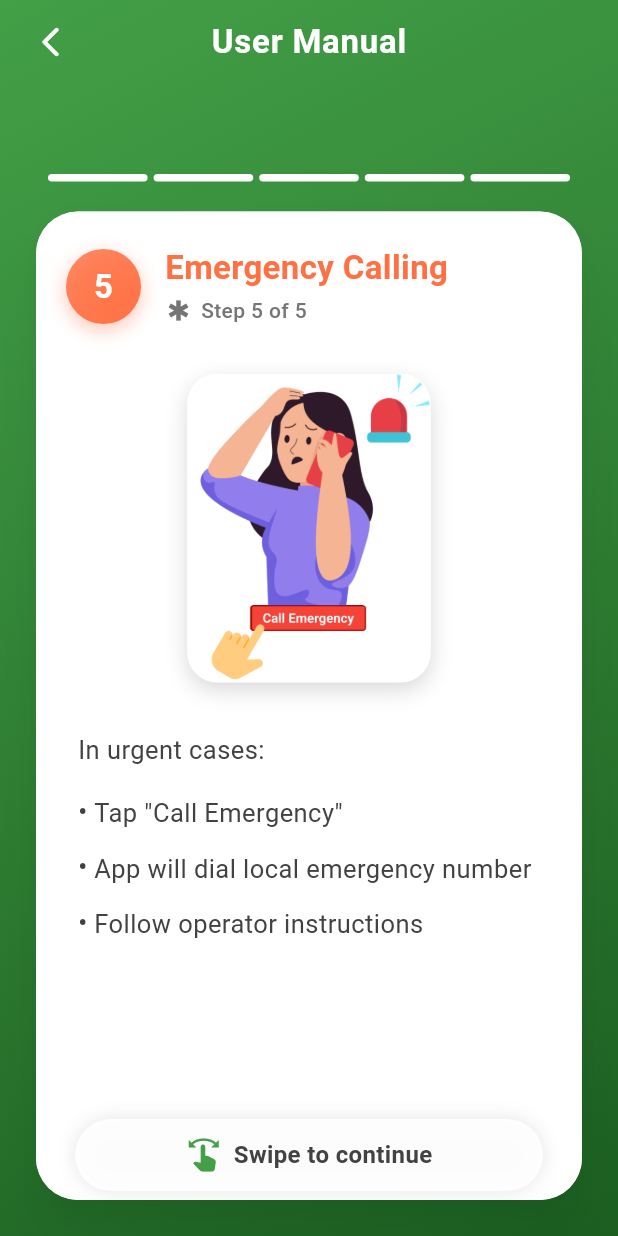
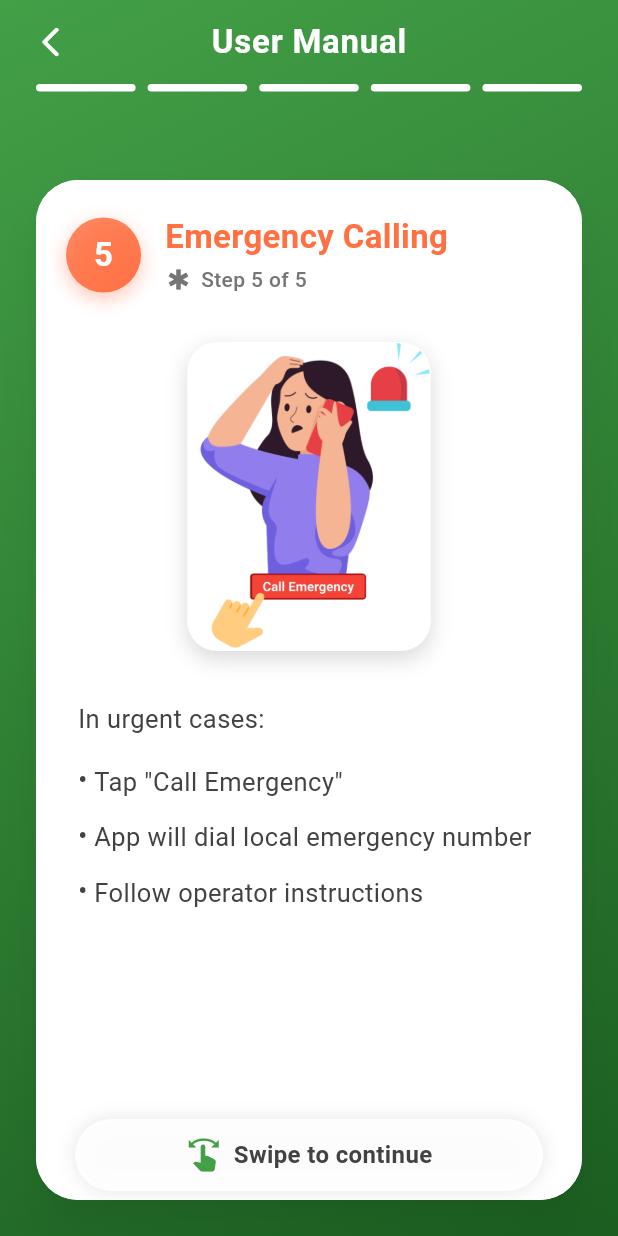
Before and after one commit to gebgeb24/PlantSafe, a Flutter app: the UserManualScreen screen opened directly, swiped to page 5, on a phone screen of 412 x 824 dp. Run offline on Flutter 3.47's test engine with Material 3 defaults, Android fonts, the phone set to English and light mode, and no system bars; our stand-ins replace carousel_slider, connectivity_plus, flutter_map, flutter_tts, google_fonts, image_cropper and 4 more; missing offline and left inert: tflite_flutter.

```diff
--- a/lib/library.dart
+++ b/lib/library.dart
@@ -489,8 +489,8 @@ class _LibraryScreenState extends State<LibraryScreen> with SingleTickerProvider
                                 scrollDirection: Axis.horizontal,
                                 children: [
                                   _buildCategoryChip('All Plants'),
+                                  _buildCategoryChip('Major Toxicity'),
                                   _buildCategoryChip('Minor Toxicity'),
-                                  _buildCategoryChip('Major Toxicity'),
                                   _buildCategoryChip('Oxalates'),
                                   _buildCategoryChip('Dermatitis'),
                                 ],
--- a/lib/user_manual.dart
+++ b/lib/user_manual.dart
@@ -43,7 +43,7 @@ class _UserManualScreenState extends State<UserManualScreen> {
     {
       'title': 'First Aid Guidance',
       'description': 'The "First Aid" section provides:\n• Specific treatment steps\n• Emergency actions\n• Call emergency option',
-      'image': 'assets/gif/step4.gif',
+      'image': 'assets/images/fa.png',
       'icon': Icons.medical_services,
       'hasBullets': true,
       'color': const Color(0xFFEF5350),
@@ -66,7 +66,7 @@ class _UserManualScreenState extends State<UserManualScreen> {
       DeviceOrientation.portraitDown,
     ]);
 
-    _indicatorTimer = Timer(const Duration(seconds: 8), () {
+    _indicatorTimer = Timer(const Duration(seconds: 15), () {
       if (mounted) {
         setState(() => _showSwipeIndicator = false);
       }
@@ -218,29 +218,7 @@ class _UserManualScreenState extends State<UserManualScreen> {
                       padding: const EdgeInsets.fromLTRB(20, 60, 20, 20),
                       child: Column(
                         children: [
-                          // Step indicator
-                          Container(
-                            margin: const EdgeInsets.only(bottom: 16),
-                            height: 5,
-                            child: ListView.builder(
-                              shrinkWrap: true,
-                              scrollDirection: Axis.horizontal,
-                              itemCount: _steps.length,
-                              physics: const NeverScrollableScrollPhysics(),
-                              itemBuilder: (context, i) {
-                                return Container(
-                                  width: (size.width - 80) / _steps.length,
-                                  margin: const EdgeInsets.symmetric(horizontal: 2),
-                                  decoration: BoxDecoration(
-                                    color: i <= _currentPage
-                                        ? Colors.white
-                                        : Colors.white.withOpacity(0.3),
-                                    borderRadius: BorderRadius.circular(10),
-                                  ),
-                                );
-                              },
-                            ),
-                          ),
+
 
                           // Main Card
                           Expanded(
@@ -336,6 +314,7 @@ class _UserManualScreenState extends State<UserManualScreen> {
                                       ),
                                     ),
 
+
                                     // Content
                                     Expanded(
                                       child: SingleChildScrollView(
@@ -396,8 +375,34 @@ class _UserManualScreenState extends State<UserManualScreen> {
                         ],
                       ),
                     ),
+
                   );
+
                 },
+
+              ),
+              // Step indicator
+              Container(
+                height: 5,
+                alignment: Alignment.center, // Aligns child to center horizontally
+                child: ListView.builder(
+                  shrinkWrap: true,
+                  scrollDirection: Axis.horizontal,
+                  itemCount: _steps.length,
+                  physics: const NeverScrollableScrollPhysics(),
+                  itemBuilder: (context, i) {
+                    return Container(
+                      width: (size.width - 80) / _steps.length,
+                      margin: const EdgeInsets.symmetric(horizontal: 4),
+                      decoration: BoxDecoration(
+                        color: i <= _currentPage
+                            ? Colors.white
+                            : Colors.white.withOpacity(0.3),
+                        borderRadius: BorderRadius.circular(10),
+                      ),
+                    );
+                  },
+                ),
               ),
 
               // Swipe Indicator
--- a/pubspec.yaml
+++ b/pubspec.yaml
@@ -167,6 +167,7 @@ flutter:
      - assets/images/hold.png
      - assets/images/wrong.png
      - assets/images/check.png
+     - assets/images/fa.png
      - assets/images/manual.png
      - assets/images/gps2.png
      - assets/images/sun.png
```
Also changed, not shown: lib/first_aid.dart (+6 -5 lines), lib/scanplant.dart (+9 -14 lines), assets/images/fa.png (added).
